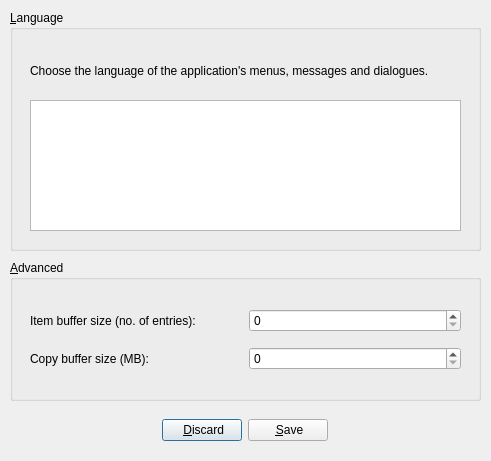
felsocim/Backy, file src/preferences.ui: the form before one commit.
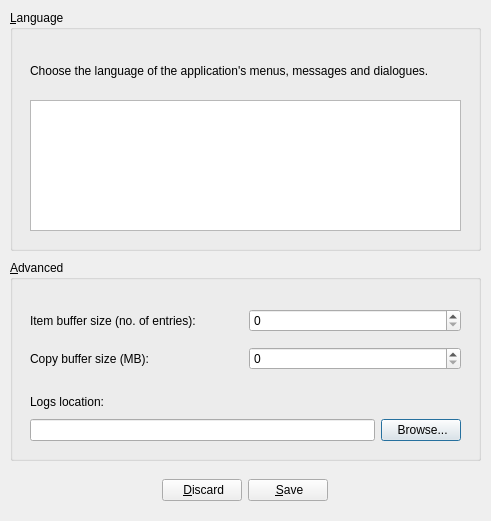
The form after the commit. Icons and pictures are not drawn.

Commit message: Working on preferences class implementation and  dialog interface

What changed in the file:
```diff
--- a/src/preferences.ui
+++ b/src/preferences.ui
@@ -7,7 +7,7 @@
     <x>0</x>
     <y>0</y>
     <width>491</width>
-    <height>461</height>
+    <height>521</height>
    </rect>
   </property>
   <property name="windowTitle">
@@ -58,7 +58,7 @@
      <x>10</x>
      <y>260</y>
      <width>471</width>
-     <height>141</height>
+     <height>201</height>
     </rect>
    </property>
    <property name="title">
@@ -104,12 +104,45 @@
      </item>
     </layout>
    </widget>
+   <widget class="QWidget" name="gridLayoutWidget_2">
+    <property name="geometry">
+     <rect>
+      <x>20</x>
+      <y>130</y>
+      <width>431</width>
+      <height>51</height>
+     </rect>
+    </property>
+    <layout class="QGridLayout" name="gridLayout">
+     <item row="1" column="0">
+      <widget class="QLineEdit" name="editLogsLocationValue"/>
+     </item>
+     <item row="0" column="0">
+      <widget class="QLabel" name="labelLogsLocationDescription">
+       <property name="text">
+        <string>Logs location:</string>
+       </property>
+      </widget>
+     </item>
+     <item row="1" column="1">
+      <widget class="QPushButton" name="buttonLogsLocationBrowse">
+       <property name="text">
+        <string> Browse...</string>
+       </property>
+       <property name="icon">
+        <iconset resource="../res/backy.qrc">
+         <normaloff>:/Backy/folder-open.png</normaloff>:/Backy/folder-open.png</iconset>
+       </property>
+      </widget>
+     </item>
+    </layout>
+   </widget>
   </widget>
   <widget class="QWidget" name="horizontalLayoutWidget">
    <property name="geometry">
     <rect>
      <x>9</x>
-     <y>410</y>
+     <y>470</y>
      <width>471</width>
      <height>41</height>
     </rect>
```
Left out of the diff: 6 changed lines with no effect on the pictures. The commit also changes 2 other files.
